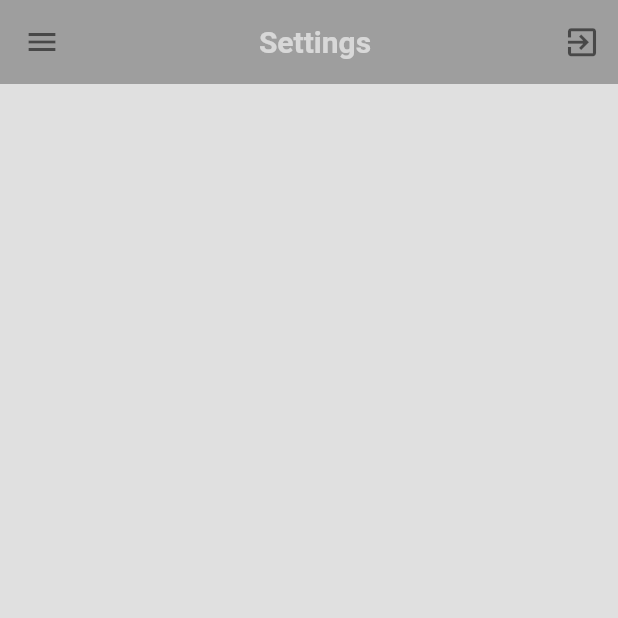
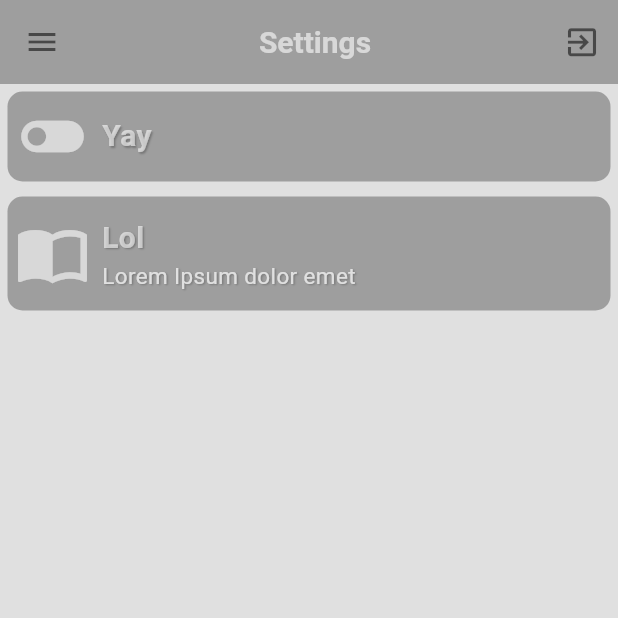
Before and after one commit to AyushisPro2011/Advalls, a Flutter app: the SettingsPage screen opened by its route, in the side drawer, after a tap on the "exit to app" icon, on a phone screen of 412 x 824 dp, the top half of it. Run offline on Flutter 3.47's test engine with Material 3 defaults, Android fonts, the light colour scheme and no system bars.

Commit message:
XIconLabelButton Created and a few other changes

```diff
--- a/lib/Widgets/XDrawer.dart
+++ b/lib/Widgets/XDrawer.dart
@@ -1,7 +1,6 @@
 import 'package:advalls/Widgets/XDrawerTile.dart';
 import 'package:flutter/material.dart';
 import 'package:flutter/services.dart';
-import 'dart:io' as io;
 
 class Xdrawer extends StatelessWidget {
   const Xdrawer({super.key});
@@ -15,14 +14,23 @@ class Xdrawer extends StatelessWidget {
         mainAxisAlignment: MainAxisAlignment.spaceBetween,
         children: [
           Container(
-              padding: EdgeInsets.all(15.0),
-              margin: EdgeInsets.only(top: 25.0),
+              padding: const EdgeInsets.all(15.0),
+              margin: const EdgeInsets.only(top: 25.0),
               decoration: BoxDecoration(
                   border: Border(
                       bottom: BorderSide(color: colors.outline, width: 4.0))),
               child: Text(
                 "AdValls",
-                style: TextStyle(fontSize: 40.0),
+                style: TextStyle(
+                  fontSize: 40.0,
+                  shadows: [
+                    Shadow(
+                      offset: const Offset(1.0, 1.0),
+                      blurRadius: 1.0,
+                      color: colors.outline,
+                    ),
+                  ],
+                ),
               )),
           Column(
             children: [
--- a/lib/Widgets/XDrawerTile.dart
+++ b/lib/Widgets/XDrawerTile.dart
@@ -47,14 +47,29 @@ class XDrawerTile extends StatelessWidget {
             title: Text(
               text,
               style: TextStyle(
-                  fontSize: 18.0,
-                  color: colors.onSurface,
-                  fontWeight: FontWeight.bold),
+                fontSize: 18.0,
+                color: colors.onSurface,
+                fontWeight: FontWeight.bold,
+                shadows: [
+                  Shadow(
+                    offset: const Offset(1.0, 1.0),
+                    blurRadius: 1.0,
+                    color: colors.outline,
+                  ),
+                ],
+              ),
             ),
             leading: Icon(
               icon,
               color: colors.primary,
               size: 40.0,
+              shadows: [
+                Shadow(
+                  offset: const Offset(1.0, 1.0),
+                  blurRadius: 1.0,
+                  color: colors.outline,
+                ),
+              ],
             ),
           ),
         ),
--- /dev/null
+++ b/lib/Widgets/XIconLabelButton.dart
@@ -0,0 +1,96 @@
+import 'package:flutter/material.dart';
+
+class XIconLabelButton extends StatelessWidget {
+  final IconData icon;
+  final String label;
+  final String? subLabel;
+  const XIconLabelButton(
+      {super.key, required this.icon, required this.label, this.subLabel});
+
+  @override
+  Widget build(BuildContext context) {
+    final ColorScheme colors = Theme.of(context).colorScheme;
+    final bool hasSubLabel;
+
+    if (subLabel == null) {
+      hasSubLabel = false;
+    } else {
+      hasSubLabel = true;
+    }
+
+    return Container(
+      padding: const EdgeInsets.all(5.0),
+      margin: const EdgeInsets.all(5.0),
+      decoration: BoxDecoration(
+          color: colors.primary, borderRadius: BorderRadius.circular(10.0)),
+      child: Row(
+        mainAxisAlignment: MainAxisAlignment.spaceBetween,
+        children: [
+          Icon(
+            icon,
+            size: 50.0,
+            color: colors.onPrimary,
+          ),
+          Expanded(
+            child: Padding(
+              padding: const EdgeInsets.all(8.0),
+              child: hasSubLabel
+                  ? Column(
+                      crossAxisAlignment: CrossAxisAlignment.start,
+                      children: [
+                        Container(
+                          child: Text(
+                            label,
+                            textAlign: TextAlign.start,
+                            style: TextStyle(
+                              color: colors.onPrimary,
+                              fontWeight: FontWeight.bold,
+                              fontSize: 20.0,
+                              shadows: [
+                                Shadow(
+                                  offset: const Offset(1.0, 1.0),
+                                  blurRadius: 1.0,
+                                  color: colors.outline,
+                                ),
+                              ],
+                            ),
+                          ),
+                        ),
+                        Text(
+                          subLabel!,
+                          style: TextStyle(
+                            color: colors.secondary,
+                            fontSize: 15.0,
+                            shadows: [
+                              Shadow(
+                                offset: const Offset(1.0, 1.0),
+                                blurRadius: 1.0,
+                                color: colors.outline,
+                              ),
+                            ],
+                          ),
+                        )
+                      ],
+                    )
+                  : Text(
+                      label,
+                      style: TextStyle(
+                        fontSize: 20.0,
+                        color: colors.onPrimary,
+                        fontWeight: FontWeight.bold,
+                        shadows: [
+                          Shadow(
+                            offset: const Offset(1.0, 1.0),
+                            blurRadius: 1.0,
+                            color: colors.outline,
+                          ),
+                        ],
+                      ),
+                    ),
+            ),
+          )
+        ],
+      ),
+    );
+  }
+}
--- a/lib/main.dart
+++ b/lib/main.dart
@@ -15,14 +15,14 @@ class App extends StatelessWidget {
   Widget build(BuildContext context) {
     return MaterialApp(
       debugShowCheckedModeBanner: false,
-      home: Homepage(),
+      home: const Homepage(),
       theme: lightmode,
       title: "AdValls",
       initialRoute: "/homepage",
       routes: {
-        '/homepage': (context) => Homepage(),
-        '/settings': (context) => SettingsPage(),
-        '/browse': (context) => BrowseWallpapersPage(),
+        '/homepage': (context) => const Homepage(),
+        '/settings': (context) => const SettingsPage(),
+        '/browse': (context) => const BrowseWallpapersPage(),
       },
     );
   }
--- a/lib/pages/BrowseWallpapersPage.dart
+++ b/lib/pages/BrowseWallpapersPage.dart
@@ -30,14 +30,14 @@ class BrowseWallpapersPage extends StatelessWidget {
               onPressed: () {
                 SystemNavigator.pop();
               },
-              icon: Icon(
+              icon: const Icon(
                 Icons.exit_to_app,
                 size: 25.0,
               ))
         ],
       ),
-      body: Column(),
-      drawer: Xdrawer(),
+      body: const Column(),
+      drawer: const Xdrawer(),
     );
   }
 }
--- a/lib/pages/Homepage.dart
+++ b/lib/pages/Homepage.dart
@@ -3,7 +3,7 @@ import 'package:flutter/material.dart';
 import 'package:flutter/services.dart';
 
 class Homepage extends StatelessWidget {
-  Homepage({super.key});
+  const Homepage({super.key});
 
   @override
   Widget build(BuildContext context) {
@@ -30,14 +30,14 @@ class Homepage extends StatelessWidget {
               onPressed: () {
                 SystemNavigator.pop();
               },
-              icon: Icon(
+              icon: const Icon(
                 Icons.exit_to_app,
                 size: 25.0,
               ))
         ],
       ),
-      body: Column(),
-      drawer: Xdrawer(),
+      body: const Column(),
+      drawer: const Xdrawer(),
     );
   }
 }
--- a/lib/pages/SettingsPage.dart
+++ b/lib/pages/SettingsPage.dart
@@ -1,4 +1,5 @@
 import 'package:advalls/Widgets/XDrawer.dart';
+import 'package:advalls/Widgets/XIconLabelButton.dart';
 import 'package:flutter/material.dart';
 import 'package:flutter/services.dart';
 
@@ -29,14 +30,26 @@ class SettingsPage extends StatelessWidget {
               onPressed: () {
                 SystemNavigator.pop();
               },
-              icon: Icon(
+              icon: const Icon(
                 Icons.exit_to_app,
                 size: 25.0,
               ))
         ],
       ),
-      body: Column(),
-      drawer: Xdrawer(),
+      body: const Column(
+        children: [
+          XIconLabelButton(
+            icon: Icons.toggle_off,
+            label: "Yay",
+          ),
+          XIconLabelButton(
+            icon: Icons.import_contacts,
+            label: "Lol",
+            subLabel: "Lorem Ipsum dolor emet",
+          )
+        ],
+      ),
+      drawer: const Xdrawer(),
     );
   }
 }
--- a/lib/themes/ThemeData.dart
+++ b/lib/themes/ThemeData.dart
@@ -10,4 +10,4 @@ ThemeData lightmode = ThemeData(
   tertiary: Colors.blueGrey.shade100,
   outline: Colors.black26,
 ));
-ThemeData darkmode = ThemeData(colorScheme: ColorScheme.dark());
+ThemeData darkmode = ThemeData(colorScheme: const ColorScheme.dark());
```
